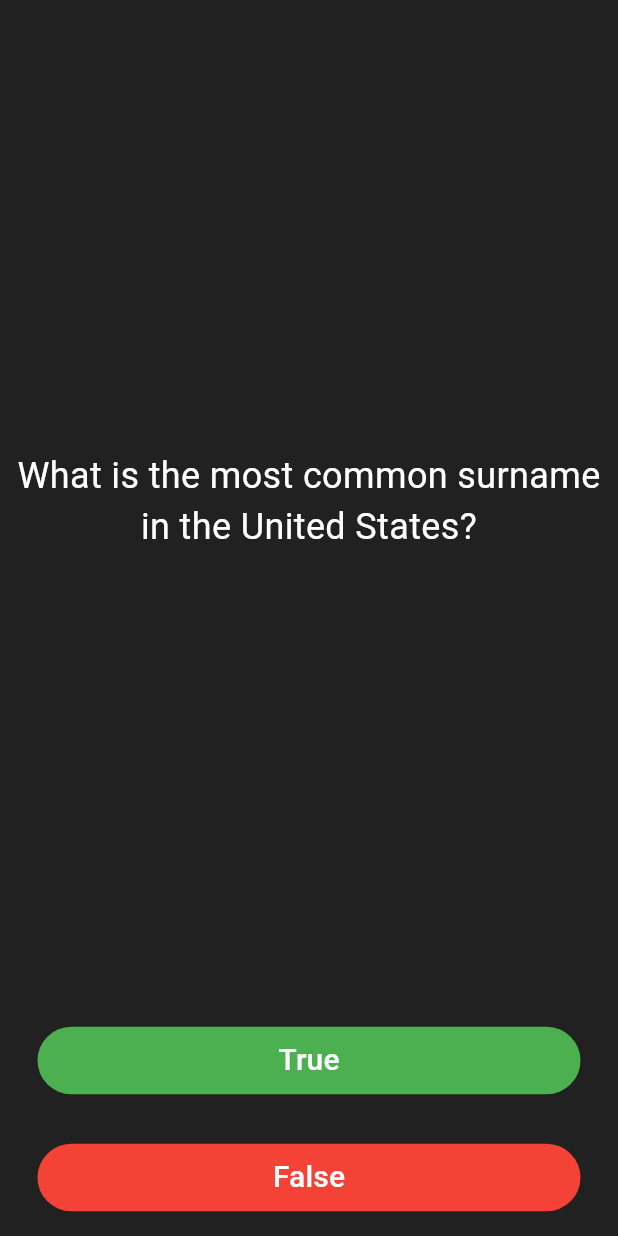
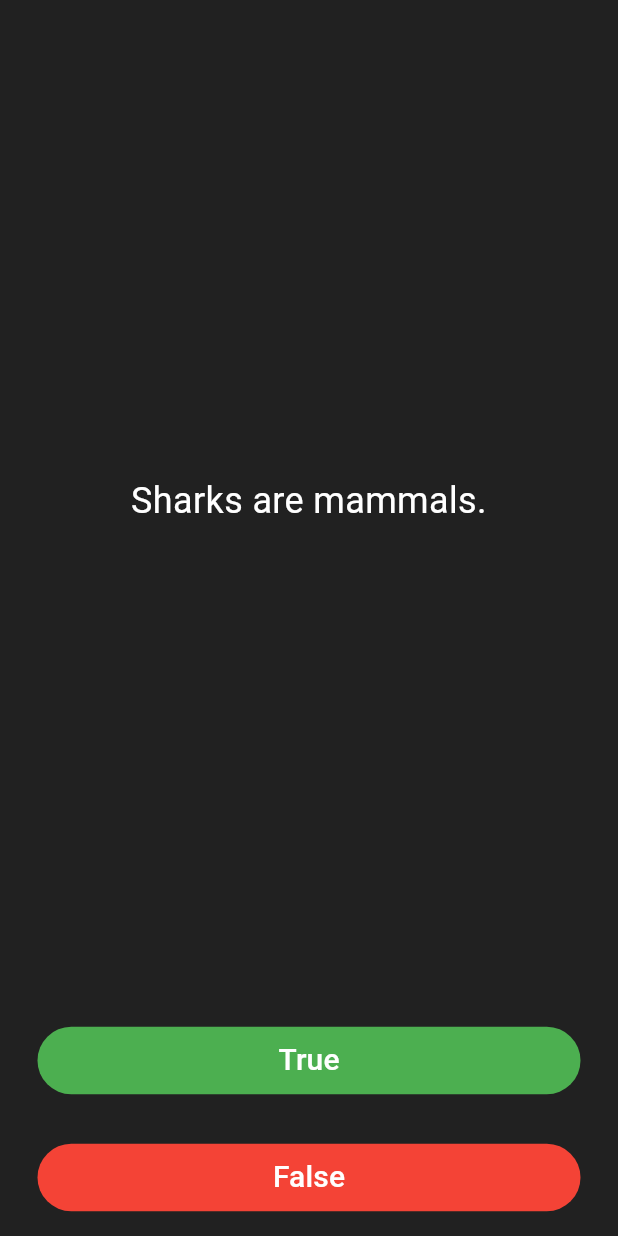
Before and after one commit to delvinjoseph13/Quizzy, a Flutter app: the screen it shows after launch, on a phone screen of 412 x 824 dp. Run offline on Flutter 3.47's test engine with Material 3 defaults, Android fonts, the phone set to English and light mode, and no system bars.

Commit message:
Abstract the code and added different questions

```diff
--- a/lib/homePage.dart
+++ b/lib/homePage.dart
@@ -1,4 +1,5 @@
 import 'package:flutter/material.dart';
+import 'package:quizzy/quizBank.dart';
 
 class Quizzy extends StatefulWidget {
   const Quizzy({super.key});
@@ -8,6 +9,9 @@ class Quizzy extends StatefulWidget {
 }
 
 class _QuizzyState extends State<Quizzy> {
+  int questionNumber = 0;
+  Quizbank quizBank = Quizbank();
+
   List<Icon> ScoreKeeper = [];
   @override
   Widget build(BuildContext context) {
@@ -23,7 +27,7 @@ class _QuizzyState extends State<Quizzy> {
               Expanded(
                 child: Center(
                   child: Text(
-                    "What is the most common surname in the United States?",
+                    quizBank.questionBank[questionNumber].qusetionText,
                     style: TextStyle(color: Colors.white, fontSize: 24),
                     textAlign: TextAlign.center,
                   ),
@@ -36,7 +40,14 @@ class _QuizzyState extends State<Quizzy> {
                       backgroundColor: Colors.green,
                     ),
                     onPressed: () {
+                      if (quizBank.questionBank[questionNumber].questionAnswer == true) {
+                        print("The answer is Correct");
+                      } else {
+                        print("The answer is wrong");
+                      }
+
                       setState(() {
+                        questionNumber++;
                         ScoreKeeper.add(Icon(
                           Icons.done,
                           color: Colors.green,
@@ -53,7 +64,15 @@ class _QuizzyState extends State<Quizzy> {
                 child: TextButton(
                     style: TextButton.styleFrom(backgroundColor: Colors.red),
                     onPressed: () {
+                      if (quizBank.questionBank[questionNumber].questionAnswer ==
+                          false) {
+                        print('The answer is Correct');
+                      } else {
+                        print("The answer is wrong");
+                      }
+
                       setState(() {
+                        questionNumber++;
                         ScoreKeeper.add(Icon(
                           Icons.close,
                           color: Colors.red,
@@ -65,7 +84,7 @@ class _QuizzyState extends State<Quizzy> {
                       style: TextStyle(color: Colors.white, fontSize: 20),
                     )),
               ),
-              Row(children: ScoreKeeper)
+              // Row(children: ScoreKeeper)
             ],
           ),
         ),
--- /dev/null
+++ b/lib/questions.dart
@@ -0,0 +1,9 @@
+class Questions {
+  late String qusetionText;
+  late bool questionAnswer;
+
+  Questions({required String q, required bool a}) {
+    qusetionText = q;
+    questionAnswer = a;
+  }
+}
--- /dev/null
+++ b/lib/quizBank.dart
@@ -0,0 +1,50 @@
+import 'package:quizzy/questions.dart';
+
+class Quizbank{
+   List<Questions> questionBank = [
+    Questions(q: 'Sharks are mammals.', a: false),
+    Questions(
+        q: 'Sea otters have a favorite rock they use to break open food.',
+        a: true),
+    Questions(
+        q: 'The blue whale is the biggest animal to have ever lived.', a: true),
+    Questions(
+        q: 'The hummingbird egg is the world\'s smallest bird egg.', a: true),
+    Questions(
+        q: 'Pigs roll in the mud because they don\'t like being clean.',
+        a: false),
+          Questions(q: 'Sharks are mammals.', a: false),
+    Questions(
+        q: 'Sea otters have a favorite rock they use to break open food.',
+        a: true),
+    Questions(
+        q: 'The blue whale is the biggest animal to have ever lived.', a: true),
+    Questions(
+        q: 'The hummingbird egg is the world\'s smallest bird egg.', a: true),
+    Questions(
+        q: 'Pigs roll in the mud because they don\'t like being clean.',
+        a: false),
+          Questions(q: 'Sharks are mammals.', a: false),
+    Questions(
+        q: 'Sea otters have a favorite rock they use to break open food.',
+        a: true),
+    Questions(
+        q: 'The blue whale is the biggest animal to have ever lived.', a: true),
+    Questions(
+        q: 'The hummingbird egg is the world\'s smallest bird egg.', a: true),
+    Questions(
+        q: 'Pigs roll in the mud because they don\'t like being clean.',
+        a: false),
+          Questions(q: 'Sharks are mammals.', a: false),
+    Questions(
+        q: 'Sea otters have a favorite rock they use to break open food.',
+        a: true),
+    Questions(
+        q: 'The blue whale is the biggest animal to have ever lived.', a: true),
+    Questions(
+        q: 'The hummingbird egg is the world\'s smallest bird egg.', a: true),
+    Questions(
+        q: 'Pigs roll in the mud because they don\'t like being clean.',
+        a: false),
+  ];
+}
```
